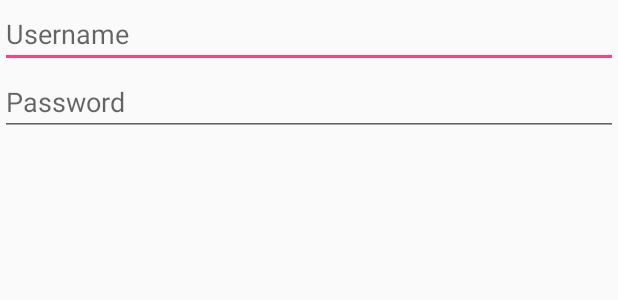
After one commit to RimTeeve/MealBuddy, an Android app: the layout create_user.xml on its own in the app's theme, with its tools: preview values and no code run, on a phone screen of 412 x 824 dp. The commit adds this screen. Shown: the top 300 px of the screen. Run offline under Robolectric (Android 15) with nearby library versions, the phone set to English and light mode, and no system bars.

Commit message:
Add create user dialog

```diff
--- /dev/null
+++ b/MealBuddy/app/src/main/res/layout/create_user.xml
@@ -0,0 +1,20 @@
+<?xml version="1.0" encoding="utf-8"?>
+<LinearLayout xmlns:android="http://schemas.android.com/apk/res/android"
+    android:orientation="vertical" android:layout_width="match_parent"
+    android:layout_height="match_parent">
+
+    <EditText
+        android:layout_width="match_parent"
+        android:layout_height="wrap_content"
+        android:id="@+id/create_username_edit"
+        android:hint="@string/login_username_hint"
+        android:inputType="textPersonName" />
+
+    <EditText
+        android:layout_width="match_parent"
+        android:layout_height="wrap_content"
+        android:id="@+id/create_password_edit"
+        android:hint="@string/login_password_hint"
+        android:inputType="textPassword"
+        android:fontFamily="sans-serif" />
+</LinearLayout>
--- a/MealBuddy/app/src/main/res/values/strings.xml
+++ b/MealBuddy/app/src/main/res/values/strings.xml
@@ -1,6 +1,9 @@
 <resources>
     <string name="app_name">MealBuddy</string>
     <string name="login_username_hint">Username</string>
+    <string name="create_account">Create Account</string>
+    <string name="confirm">Confirm</string>
+    <string name="cancel">Cancel</string>
     <string name="login_password_hint">Password</string>
     <string name="login_button_text">Login</string>
 </resources>
```
Also changed, not shown: MealBuddy/app/src/main/java/com/example/mealbuddy/CreateAccountDialogFragment.java (added, +44 -0 lines), MealBuddy/app/src/main/java/com/example/mealbuddy/LoginActivity.java (+10 -0 lines), MealBuddy/app/src/main/res/layout/activity_login.xml (+8 -0 lines), 1 other file.
